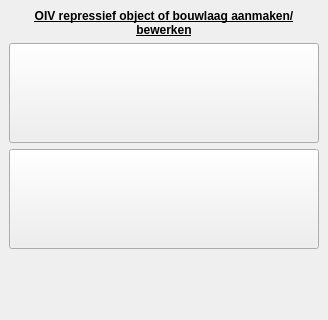
OIV-NL-QGIS/QGIS_project, file plugin/oiv/oiv_base_widget.ui: the form before one commit; both pictures show x 0 to 328 and y 0 to 320 of the 328 by 670 pixel window.
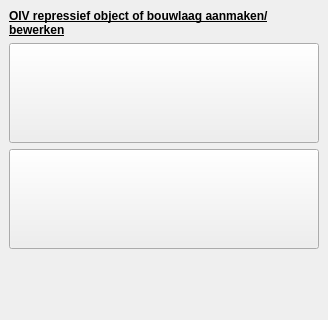
The form after the commit. Icons and pictures are not drawn.

The edit to the form file:
```diff
--- a/plugin/oiv/oiv_base_widget.ui
+++ b/plugin/oiv/oiv_base_widget.ui
@@ -34,7 +34,7 @@
          <string>OIV repressief object of bouwlaag aanmaken/bewerken</string>
         </property>
         <property name="alignment">
-         <set>Qt::AlignCenter</set>
+         <set>Qt::AlignLeading|Qt::AlignLeft|Qt::AlignVCenter</set>
         </property>
         <property name="wordWrap">
          <bool>true</bool>
```
